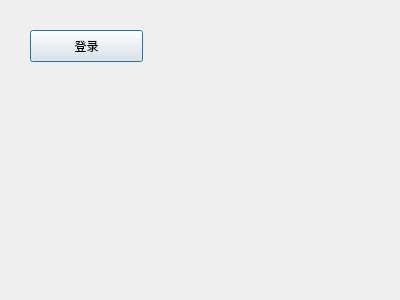
The window that logindialog.ui (AgateLee/DSTCal) describes before a commit, drawn with Qt 5.
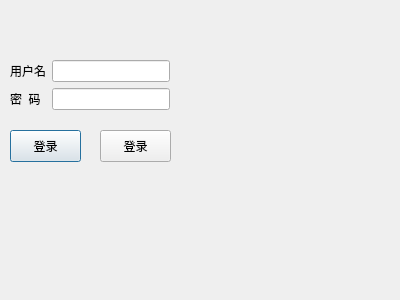
The same window after the commit.

Diff of the .ui file:
```diff
--- a/logindialog.ui
+++ b/logindialog.ui
@@ -16,9 +16,54 @@
   <widget class="QPushButton" name="pushButton">
    <property name="geometry">
     <rect>
-     <x>30</x>
-     <y>30</y>
-     <width>113</width>
+     <x>10</x>
+     <y>130</y>
+     <width>71</width>
+     <height>32</height>
+    </rect>
+   </property>
+   <property name="text">
+    <string>登录</string>
+   </property>
+  </widget>
+  <widget class="QWidget" name="formLayoutWidget">
+   <property name="geometry">
+    <rect>
+     <x>10</x>
+     <y>60</y>
+     <width>160</width>
+     <height>61</height>
+    </rect>
+   </property>
+   <layout class="QFormLayout" name="formLayout">
+    <item row="0" column="1">
+     <widget class="QLineEdit" name="lineEdit_username"/>
+    </item>
+    <item row="0" column="0">
+     <widget class="QLabel" name="label">
+      <property name="text">
+       <string>用户名</string>
+      </property>
+     </widget>
+    </item>
+    <item row="1" column="0">
+     <widget class="QLabel" name="label_2">
+      <property name="text">
+       <string>密  码</string>
+      </property>
+     </widget>
+    </item>
+    <item row="1" column="1">
+     <widget class="QLineEdit" name="lineEdit_2"/>
+    </item>
+   </layout>
+  </widget>
+  <widget class="QPushButton" name="pushButton_register">
+   <property name="geometry">
+    <rect>
+     <x>100</x>
+     <y>130</y>
+     <width>71</width>
      <height>32</height>
     </rect>
    </property>
```
Left out of the diff: 4 changed lines with no effect on the pictures.
